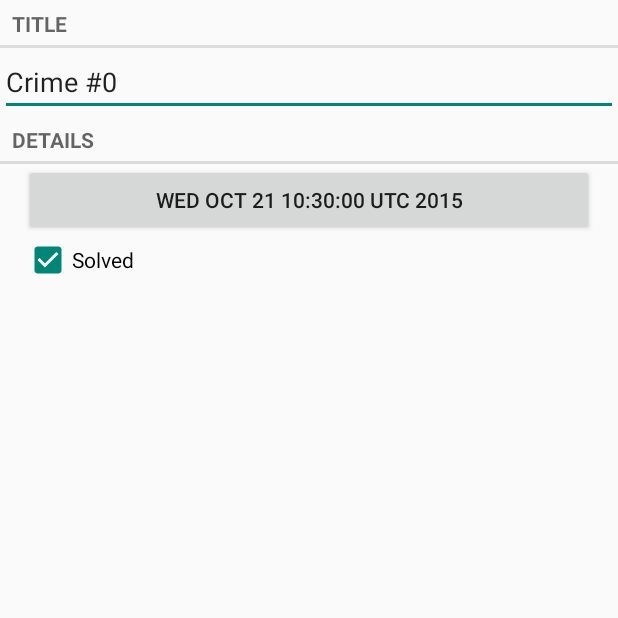
After one commit to akrog100/CriminalIntent, an Android app: the CrimePagerActivity screen opened directly, with no data from a screen before it, on a phone screen of 412 x 824 dp, the top half of it. The commit adds this screen. Run offline under Robolectric (Android 15) with nearby library versions, the phone set to English and light mode, and no system bars; 1 statement that could not run was skipped.

Commit message:
added CriminalIntent (Chapter 12 without challenges)

```diff
--- a/app/build.gradle
+++ b/app/build.gradle
@@ -24,4 +24,5 @@ dependencies {
     compile 'com.android.support:appcompat-v7:23.0.1'
     compile 'com.android.support:support-v4:23.0.1'
     compile 'com.android.support:recyclerview-v7:23.0.1'
+    compile 'com.android.support:appcompat-v7:23.0.1'
 }
--- a/app/src/main/AndroidManifest.xml
+++ b/app/src/main/AndroidManifest.xml
@@ -14,7 +14,7 @@
             </intent-filter>
         </activity>
         <activity
-            android:name=".CrimeActivity"
+            android:name=".CrimePagerActivity"
             android:label="@string/app_name" >
         </activity>
     </application>
--- a/app/src/main/java/com/bignerdranch/android/criminalintent/CrimeFragment.java
+++ b/app/src/main/java/com/bignerdranch/android/criminalintent/CrimeFragment.java
@@ -1,6 +1,7 @@
 package com.bignerdranch.android.criminalintent;
 
 import android.app.Activity;
+import android.support.v4.app.FragmentManager;
 import android.content.Intent;
 import android.os.Bundle;
 import android.support.v4.app.Fragment;
@@ -23,10 +24,13 @@ import java.util.UUID;
  */
 public class CrimeFragment extends Fragment {
     private static final String ARG_CRIME_ID = "crime_id";
+    private static final String DIALOG_DATE = "DialogDate";
+    private static final int REQUEST_DATE = 0;
     private Crime mCrime;
     private static Crime changerCrime;
     private EditText mTitleField;
     private Button mDateButton;
+    private Button mTimeButton;
     private CheckBox mSolvedCheckBox;
 
 
@@ -38,12 +42,13 @@ public class CrimeFragment extends Fragment {
         return fragment;
     }
 
+    /*
     public void returnResult(){
         Intent data = new Intent();
         data.putExtra("serializable", mCrime.getId());
         getActivity().setResult(Activity.RESULT_OK, data);
 
-    }
+    }*/
 
     @Override
     public void onSaveInstanceState(Bundle savedInstanceState ){
@@ -56,7 +61,7 @@ public class CrimeFragment extends Fragment {
         super.onCreate(savedInstanceState);
         UUID crimeId = (UUID) getArguments().getSerializable(ARG_CRIME_ID);
         mCrime = CrimeLab.get(getActivity()).getCrime(crimeId);
-        returnResult();
+        //returnResult();
 
     }
 
@@ -82,9 +87,20 @@ public class CrimeFragment extends Fragment {
             }
         });
         mDateButton = (Button)v.findViewById(R.id.crime_date);
-        DateFormat dateFormat = android.text.format.DateFormat.getLongDateFormat(getContext());
-        mDateButton.setText(dateFormat.format(mCrime.getDate()));
-        mDateButton.setEnabled(false);
+        updateDate();
+        mDateButton.setOnClickListener(new View.OnClickListener() {
+            @Override
+            public void onClick(View v) {
+                FragmentManager manager = getFragmentManager();
+                DatePickerFragment dialog = DatePickerFragment.newInstance(mCrime.getDate());
+                dialog.setTargetFragment(CrimeFragment.this, REQUEST_DATE);
+                dialog.show(manager, DIALOG_DATE);
+
+            }
+        });
+
+        mTimeButton = (Button)v.findViewById(R.id.crime_time);
+
 
         mSolvedCheckBox = (CheckBox)v.findViewById(R.id.crime_solved);
         mSolvedCheckBox.setChecked(mCrime.isSolved());
@@ -97,4 +113,21 @@ public class CrimeFragment extends Fragment {
         });
         return v;
     }
+
+    @Override
+    public void onActivityResult(int requestCode, int resultCode, Intent data){
+        if(resultCode != Activity.RESULT_OK){
+            return;
+        }
+
+        if(requestCode == REQUEST_DATE){
+            Date date = (Date) data.getSerializableExtra(DatePickerFragment.EXTRA_DATE);
+            mCrime.setDate(date);
+            updateDate();
+        }
+    }
+
+    private void updateDate() {
+        mDateButton.setText(mCrime.getDate().toString());
+    }
 }
--- /dev/null
+++ b/app/src/main/java/com/bignerdranch/android/criminalintent/CrimePagerActivity.java
@@ -0,0 +1,63 @@
+package com.bignerdranch.android.criminalintent;
+
+import android.content.Context;
+import android.content.Intent;
+import android.support.v4.app.Fragment;
+import android.support.v4.app.FragmentManager;
+import android.os.Bundle;
+import android.support.v4.app.FragmentActivity;
+import android.support.v4.app.FragmentStatePagerAdapter;
+import android.support.v4.view.ViewPager;
+
+import java.util.List;
+import java.util.UUID;
+
+/**
+ * Created by Adam on 10/19/2015.
+ */
+public class CrimePagerActivity extends FragmentActivity {
+
+    private ViewPager mViewPager;
+    private List<Crime> mCrimes;
+    private static final String EXTRA_CRIME_ID = "com.bignerdranch.android.criminalintent.crime_id";
+
+    public static Intent newIntent(Context packageContext, UUID crimeID){
+        Intent intent = new Intent(packageContext, CrimePagerActivity.class);
+        intent.putExtra(EXTRA_CRIME_ID, crimeID);
+        return intent;
+    }
+
+
+    @Override
+    protected void onCreate(Bundle SavedInstanceState){
+        super.onCreate(SavedInstanceState);
+
+        setContentView(R.layout.activity_crime_pager);
+
+        UUID crimeId = (UUID) getIntent().getSerializableExtra(EXTRA_CRIME_ID);
+
+        mViewPager = (ViewPager) findViewById(R.id.activity_crime_pager_view_pager);
+
+        mCrimes = CrimeLab.get(this).getCrimes();
+        FragmentManager fragmentManager = getSupportFragmentManager();
+        mViewPager.setAdapter(new FragmentStatePagerAdapter(fragmentManager) {
+            @Override
+            public Fragment getItem(int position) {
+                Crime crime = mCrimes.get(position);
+                return CrimeFragment.newInstance(crime.getId());
+            }
+
+            @Override
+            public int getCount() {
+                return mCrimes.size();
+            }
+        });
+
+        for(int i = 0; i < mCrimes.size(); i++){
+            if (mCrimes.get(i).getId().equals(crimeId)){
+                mViewPager.setCurrentItem(i);
+                break;
+            }
+        }
+    }
+}
--- /dev/null
+++ b/app/src/main/res/layout/activity_crime_pager.xml
@@ -0,0 +1,7 @@
+<?xml version="1.0" encoding="utf-8"?>
+<android.support.v4.view.ViewPager xmlns:android="http://schemas.android.com/apk/res/android"
+              android:id="@+id/activity_crime_pager_view_pager"
+              android:layout_width="match_parent"
+              android:layout_height="match_parent">
+
+</android.support.v4.view.ViewPager>
--- a/app/src/main/res/values/strings.xml
+++ b/app/src/main/res/values/strings.xml
@@ -5,5 +5,6 @@
     <string name="crime_solved_label">Solved</string>
     <string name="hello_world">Hello world!</string>
     <string name="action_settings">Settings</string>
+    <string name="date_picker_title">Date of crime:</string>
     <string name="crime_title_hint">Enter a title for the crime.</string>
 </resources>
```
Also changed, not shown: app/src/main/java/com/bignerdranch/android/criminalintent/CrimeActivity.java (deleted, +0 -40 lines), app/src/main/java/com/bignerdranch/android/criminalintent/CrimeListFragment.java (+7 -11 lines), app/src/main/java/com/bignerdranch/android/criminalintent/DatePickerFragment.java (added, +76 -0 lines), app/src/main/res/layout/dialog_date.xml (added, +8 -0 lines).
